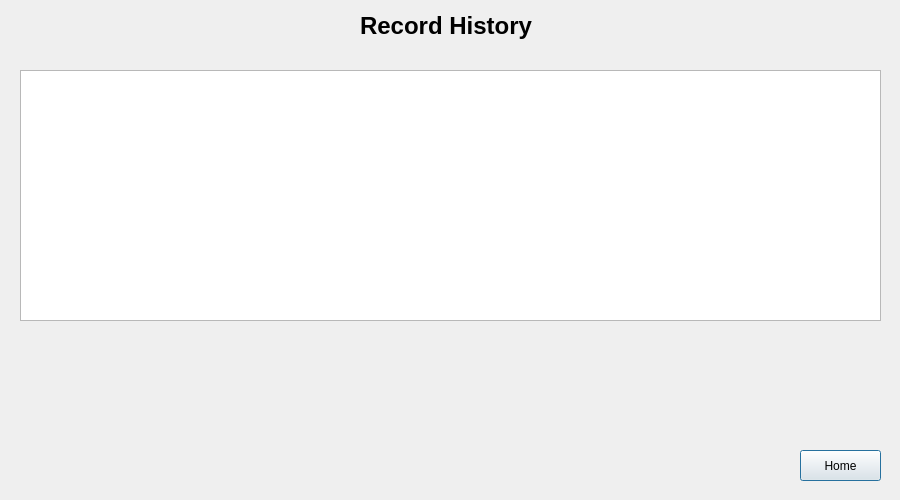
Qt form BankManagement_Extra/Forms/showrecwindow.ui (SamDukJin/OOP_Proj-new-) before a commit.
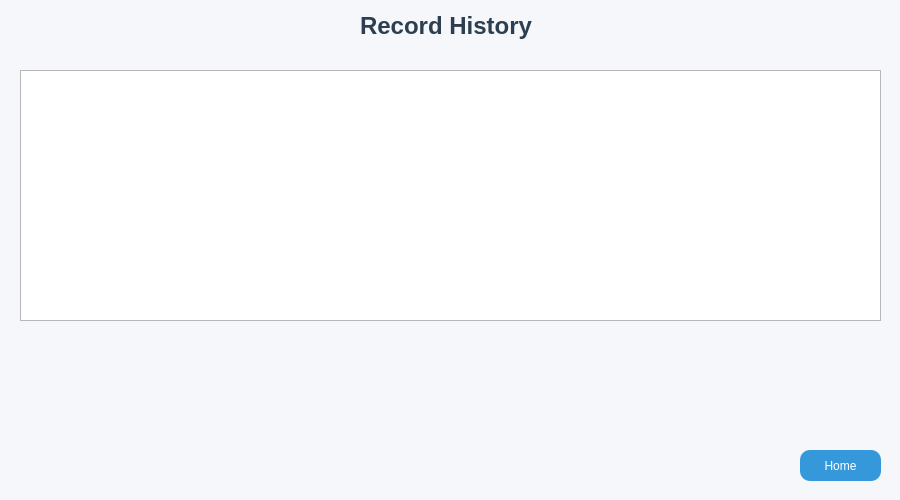
The same form after that commit.

Diff of the .ui file:
```diff
--- a/BankManagement_Extra/Forms/showrecwindow.ui
+++ b/BankManagement_Extra/Forms/showrecwindow.ui
@@ -13,6 +13,11 @@
   <property name="windowTitle">
    <string>Dialog</string>
   </property>
+  <property name="styleSheet">
+   <string notr="true">QDialog{
+background-color: #f5f7fa;
+}</string>
+  </property>
   <widget class="QLabel" name="label">
    <property name="geometry">
     <rect>
@@ -30,7 +35,8 @@
    </property>
    <property name="styleSheet">
     <string notr="true">QLabel {
-    color: black;
+    color: #2c3e50;
+    font-weight: bold;
 }</string>
    </property>
    <property name="text">
@@ -56,6 +62,22 @@
      <height>31</height>
     </rect>
    </property>
+   <property name="styleSheet">
+    <string notr="true">QPushButton {
+    background-color: #3498db;
+    color: white;
+    border: none;
+    border-radius: 10px;
+}
+
+QPushButton:hover {
+    background-color: #2980b9;
+}
+
+QPushButton:pressed {
+    background-color: #1c5985;
+}</string>
+   </property>
    <property name="text">
     <string>Home</string>
    </property>
```
